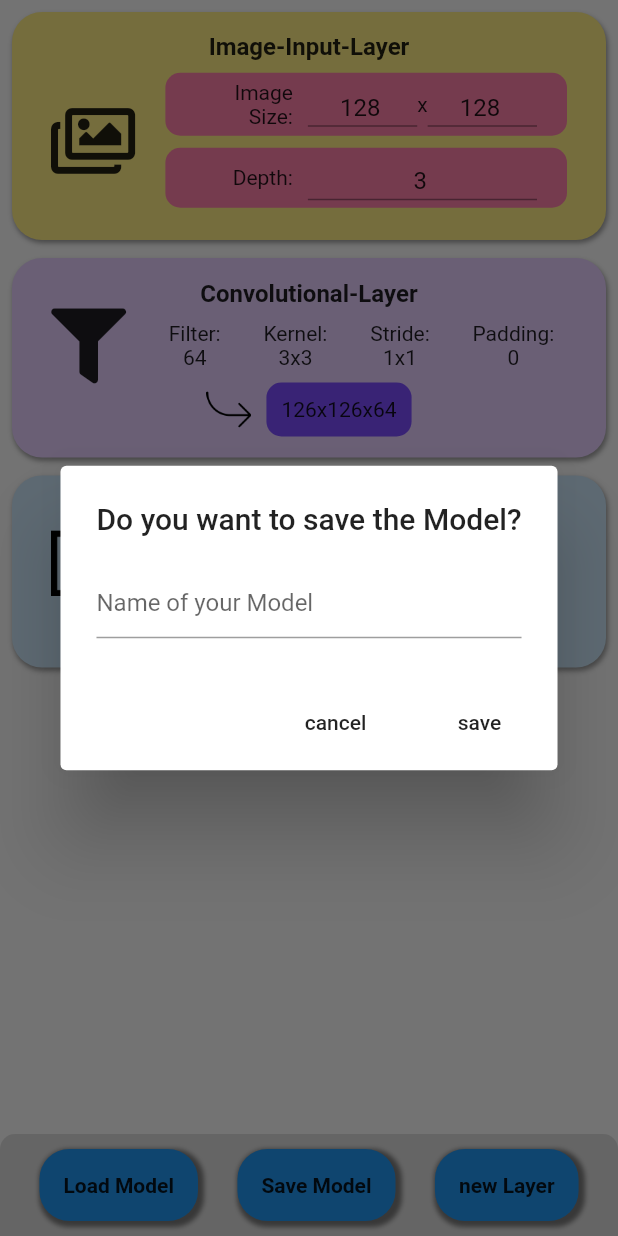
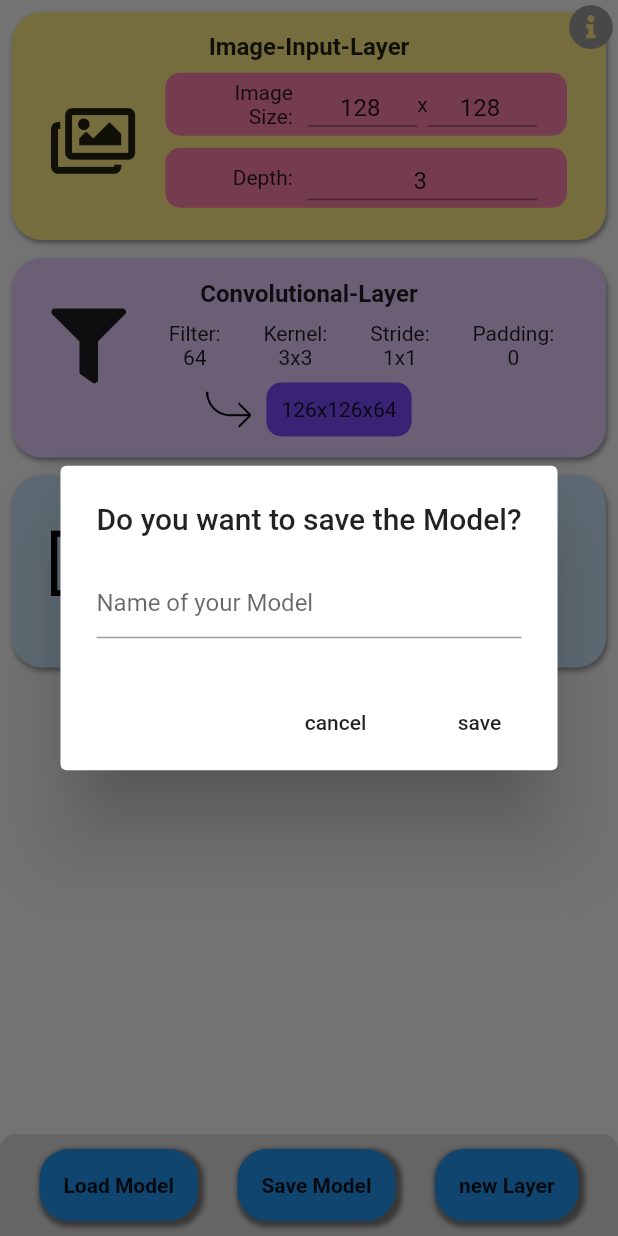
Before and after one commit to aeAlex/dnnImageLayerCalculator, a Flutter app: the screen it shows after launch, item 2 of the bottom bar chosen, on a phone screen of 412 x 824 dp. Run offline on Flutter 3.47's test engine with Material 2 defaults, Android fonts, the phone set to English and light mode, and no system bars; our stand-ins replace font_awesome_flutter, sqflite; accounts and stored records are empty.

Commit message:
Implemented the info-Button with Tips

```diff
--- a/lib/main.dart
+++ b/lib/main.dart
@@ -27,7 +27,10 @@ class MyApp extends StatelessWidget {
   Widget build(BuildContext context) {
     return ChangeNotifierProvider(
       create: (BuildContext context) => ProviderData(),
-      child: MaterialApp(home: LayerScreen()),
+      child: MaterialApp(
+        home: LayerScreen(),
+        debugShowCheckedModeBanner: false,
+      ),
     );
   }
 }
--- a/lib/screens/layerScreen.dart
+++ b/lib/screens/layerScreen.dart
@@ -3,6 +3,7 @@ import 'package:imageshapecalculator/main.dart';
 import 'package:imageshapecalculator/models/evaluateLayers.dart';
 import 'package:imageshapecalculator/models/layerDB.dart';
 import 'package:imageshapecalculator/screens/newLayerSubScreen.dart';
+import 'package:imageshapecalculator/widgets/infoButton.dart';
 import 'package:imageshapecalculator/widgets/loadModelButton.dart';
 import 'package:imageshapecalculator/widgets/saveModelButton.dart';
 import 'package:imageshapecalculator/widgets/newLayerButton.dart';
@@ -66,13 +67,16 @@ class LayerScreenState extends State<LayerScreen> {
     layers.setUpdateUiFunction(updateUi);
 
     return MaterialApp(
+      debugShowCheckedModeBanner: false,
       home: Scaffold(
         body: SafeArea(
           child: GestureDetector(
             onTap: () {
               if (this.isSubScreenShown) bottomSheet.close();
             },
-            child: Column(
+            child: Stack(
+              children: <Widget>[
+                Column(
                   children: <Widget>[
                     Expanded(
                       child: Theme(
@@ -111,6 +115,13 @@ class LayerScreenState extends State<LayerScreen> {
                           )
                   ],
                 ),
+                Positioned(
+                  right: 3,
+                  top: 3,
+                  child: InfoButton(),
+                ),
+              ],
+            ),
           ),
         ),
       ),
--- a/lib/widgets/convLayerCard.dart
+++ b/lib/widgets/convLayerCard.dart
@@ -67,20 +67,20 @@ class ConvLayerCardState extends State<ConvLayerCard> {
                   mainAxisAlignment: MainAxisAlignment.spaceEvenly,
                   children: <Widget>[
                     TwoLineText(
-                      textAbove: "Filter:",
-                      textBeneath: "${widget.convLayerData.anzFilter}",
+                      topText: "Filter:",
+                      bottomText: "${widget.convLayerData.anzFilter}",
                     ),
                     TwoLineText(
-                        textAbove: "Kernel:",
-                        textBeneath:
+                        topText: "Kernel:",
+                        bottomText:
                             "${widget.convLayerData.kernel.w}x${widget.convLayerData.kernel.h}"),
                     TwoLineText(
-                        textAbove: "Stride:",
-                        textBeneath:
+                        topText: "Stride:",
+                        bottomText:
                             "${widget.convLayerData.stride.w}x${widget.convLayerData.stride.h}"),
                     TwoLineText(
-                      textAbove: "Padding:",
-                      textBeneath: "${widget.convLayerData.padding}",
+                      topText: "Padding:",
+                      bottomText: "${widget.convLayerData.padding}",
                     ),
                   ],
                 ),
--- a/lib/widgets/maxPoolLayerCard.dart
+++ b/lib/widgets/maxPoolLayerCard.dart
@@ -67,12 +67,12 @@ class MaxPoolLayerCardState extends State<MaxPoolLayerCard> {
                   mainAxisAlignment: MainAxisAlignment.spaceEvenly,
                   children: <Widget>[
                     TwoLineText(
-                        textAbove: "Kernel:",
-                        textBeneath:
+                        topText: "Kernel:",
+                        bottomText:
                             "${widget.maxPoolLayerData.kernel.w}x${widget.maxPoolLayerData.kernel.h}"),
                     TwoLineText(
-                        textAbove: "Stride:",
-                        textBeneath:
+                        topText: "Stride:",
+                        bottomText:
                             "${widget.maxPoolLayerData.stride.w}x${widget.maxPoolLayerData.stride.h}"),
                   ],
                 ),
--- a/lib/widgets/twoLineText.dart
+++ b/lib/widgets/twoLineText.dart
@@ -1,16 +1,31 @@
 import 'package:flutter/material.dart';
 
 class TwoLineText extends StatelessWidget {
-  final String textAbove;
-  final String textBeneath;
+  final String topText;
+  final String bottomText;
+  final TextStyle topTextStyle;
+  final TextStyle bottomTextStyle;
+  final CrossAxisAlignment crossAxisAlignment;
 
-  const TwoLineText({Key key, this.textAbove, this.textBeneath})
+  const TwoLineText(
+      {Key key,
+      this.topText,
+      this.bottomText,
+      this.topTextStyle,
+      this.bottomTextStyle,
+      this.crossAxisAlignment})
       : super(key: key);
 
   @override
   Widget build(BuildContext context) {
     return Column(
-      children: <Widget>[Text(this.textAbove), Text(this.textBeneath)],
+      crossAxisAlignment: (this.crossAxisAlignment != null)
+          ? this.crossAxisAlignment
+          : CrossAxisAlignment.center,
+      children: <Widget>[
+        Text(this.topText, style: this.topTextStyle),
+        Text(this.bottomText, style: this.bottomTextStyle)
+      ],
     );
   }
 }
--- a/pubspec.yaml
+++ b/pubspec.yaml
@@ -30,6 +30,7 @@ dependencies:
   provider: ^4.1.3
   font_awesome_flutter: ^8.8.1
   sqflite: ^1.3.0
+  url_launcher: ^5.1.3
 
 dev_dependencies:
   flutter_test:
```
Also changed, not shown: lib/widgets/infoButton.dart (added, +97 -0 lines), lib/widgets/inputImageCard.dart (+4 -4 lines), pubspec.lock. Lines whose indentation alone changed are shown as unchanged.
